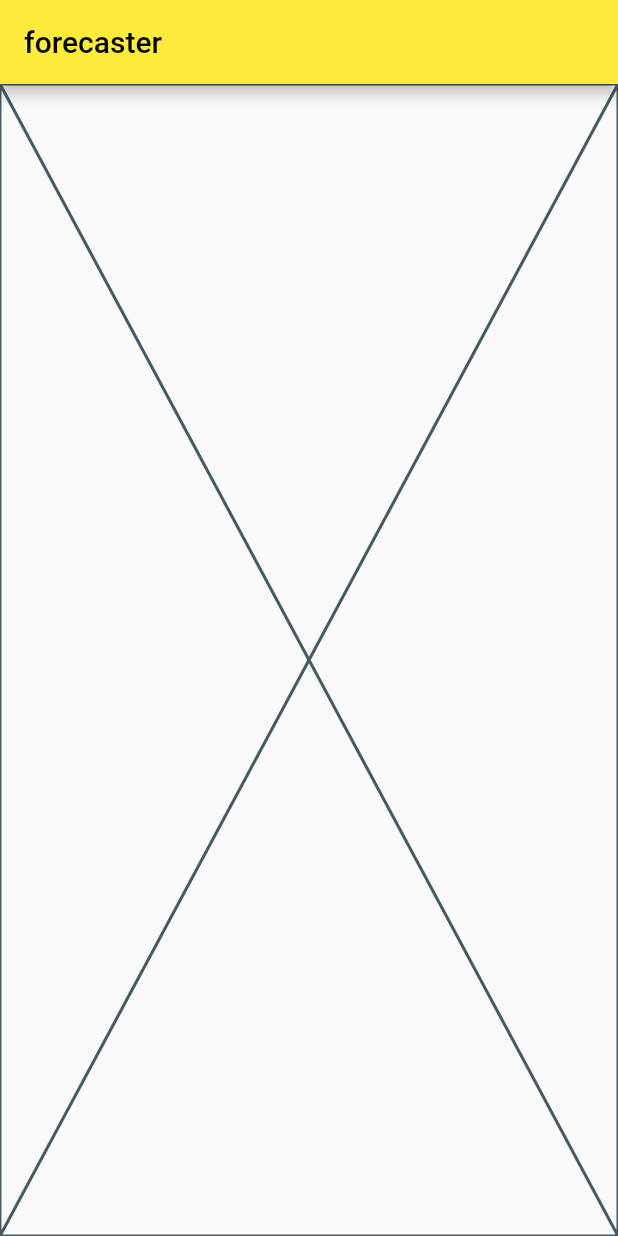
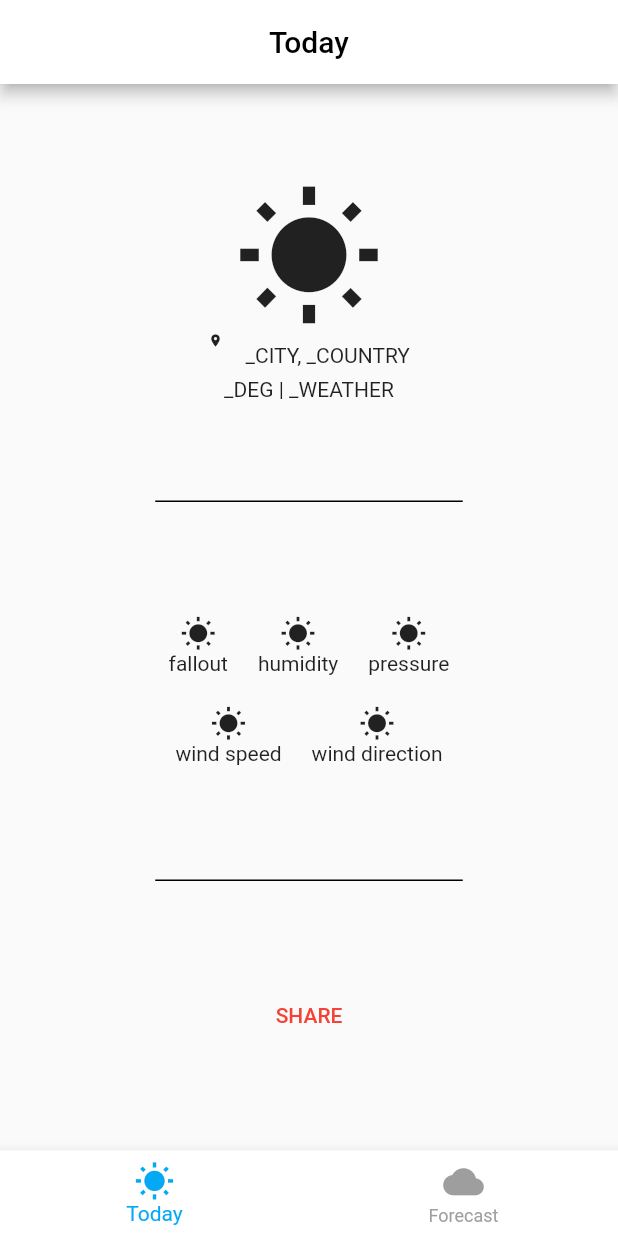
Before and after one commit to leredirect/forecaster_test, a Flutter app: the screen it shows after launch, on a phone screen of 412 x 824 dp. Run offline on Flutter 3.47's test engine with Material 2 defaults, Android fonts, the phone set to English and light mode, and no system bars.

Commit message:
Basic UI & navigation: add BottomNavBar with two screens, add list with days and schedule, add today screen with briefly info and details info.

```diff
--- a/lib/main.dart
+++ b/lib/main.dart
@@ -1,7 +1,6 @@
 import 'package:flutter/cupertino.dart';
 import 'package:flutter/material.dart';
 import 'package:flutter/services.dart';
-import 'package:flutter_bloc/flutter_bloc.dart';
 import 'package:forecaster/screens/home_screen.dart';
 
 
@@ -29,7 +28,7 @@ class _ForecasterAppState extends State<ForecasterApp> {
         },
         debugShowCheckedModeBanner: false,
         theme: ThemeData(
-          primarySwatch: Colors.yellow,
+          primarySwatch: Colors.lightBlue,
           visualDensity: VisualDensity.adaptivePlatformDensity,
         ),
       ),
--- a/lib/screens/home_screen.dart
+++ b/lib/screens/home_screen.dart
@@ -1,4 +1,8 @@
+import 'package:animations/animations.dart';
 import 'package:flutter/material.dart';
+import 'package:forecaster/screens/today_screen.dart';
+
+import 'forecast_screen.dart';
 
 class HomeScreen extends StatefulWidget {
   const HomeScreen({Key? key}) : super(key: key);
@@ -7,14 +11,55 @@ class HomeScreen extends StatefulWidget {
   State<StatefulWidget> createState() => _HomeScreenState();
 }
 
+int _currentIndex = 0;
+
 class _HomeScreenState extends State<HomeScreen> {
   @override
   Widget build(BuildContext context) {
+    List<Widget> _elements = [
+      const TodayScreen(),
+      const ForecastScreen(),
+    ];
+
+    void changeTab(int index) {
+      setState(() {
+        _currentIndex = index;
+      });
+    }
+
     return Scaffold(
-      appBar: AppBar(
-        title: const Text("forecaster"),
+      body: PageTransitionSwitcher(
+        transitionBuilder: (child, primaryAnimation, secondaryAnimation) =>
+            FadeThroughTransition(
+          animation: primaryAnimation,
+          secondaryAnimation: secondaryAnimation,
+          child: child,
+        ),
+        child: _elements.elementAt(_currentIndex),
       ),
-      body: const Placeholder(),
+      bottomNavigationBar: BottomNavigationBar(
+        unselectedItemColor: Colors.grey,
+        backgroundColor: Colors.white,
+        enableFeedback: true,
+        items: const [
+          BottomNavigationBarItem(
+            icon: Icon(
+              Icons.wb_sunny,
+              size: 27,
+            ),
+            label: "Today",
+          ),
+          BottomNavigationBarItem(
+            icon: Icon(
+              Icons.wb_cloudy,
+              size: 27,
+            ),
+            label: "Forecast",
+          )
+        ],
+        currentIndex: _currentIndex,
+        onTap: changeTab,
+      ),
     );
   }
 }
--- /dev/null
+++ b/lib/screens/today_screen.dart
@@ -0,0 +1,56 @@
+
+import 'package:flutter/cupertino.dart';
+import 'package:flutter/material.dart';
+import 'package:forecaster/widgets/today_briefly_widget.dart';
+import 'package:forecaster/widgets/today_details_widget.dart';
+
+class TodayScreen extends StatefulWidget {
+  const TodayScreen({Key? key}) : super(key: key);
+
+  @override
+  State<StatefulWidget> createState() => _TodayScreenState();
+
+}
+
+  class _TodayScreenState extends State<TodayScreen> {
+  @override
+  Widget build(BuildContext context) {
+    return Scaffold(
+      appBar: AppBar(
+        title: const Text("Today"),
+        centerTitle: true,
+        backgroundColor: Colors.white,
+      ),
+      body: Column(
+        crossAxisAlignment: CrossAxisAlignment.center,
+        mainAxisAlignment: MainAxisAlignment.center,
+        children: [
+          Spacer(),
+          const TodayBrieflyWidget(),
+          Spacer(),
+          Container(
+            height: 1,
+            width: MediaQuery.of(context).size.width/2,
+            decoration: BoxDecoration(
+              border: Border.all(color: Colors.black),
+            ),
+          ),
+          Spacer(),
+          TodayDetailsWidget(),
+          Spacer(),
+          Container(
+            height: 1,
+            width: MediaQuery.of(context).size.width/2,
+            decoration: BoxDecoration(
+              border: Border.all(color: Colors.black),
+            ),
+          ),
+          Spacer(),
+          TextButton(onPressed: (){}, child: const Text("SHARE", style: TextStyle(color: Colors.red),)),
+          Spacer(),
+        ],
+      )
+    );
+  }
+
+}
--- /dev/null
+++ b/lib/widgets/today_briefly_widget.dart
@@ -0,0 +1,36 @@
+import 'package:flutter/cupertino.dart';
+import 'package:flutter/material.dart';
+
+class TodayBrieflyWidget extends StatelessWidget {
+  const TodayBrieflyWidget({Key? key}) : super(key: key);
+
+  final int index = 1;
+
+  @override
+  Widget build(BuildContext context) {
+    return Column(
+      crossAxisAlignment: CrossAxisAlignment.center,
+      mainAxisAlignment: MainAxisAlignment.center,
+      children: [
+        const Icon(
+          Icons.wb_sunny_sharp,
+          size: 100,
+        ),
+        Row(
+          crossAxisAlignment: CrossAxisAlignment.center,
+          mainAxisAlignment: MainAxisAlignment.center,
+          children: [
+            Container(
+              margin: EdgeInsets.only(right: 15, bottom: 20),
+                child: Icon(
+              Icons.location_on,
+              size: 10,
+            )),
+            Text("_CITY, _COUNTRY"),
+          ],
+        ),
+        Text("_DEG | _WEATHER"),
+      ],
+    );
+  }
+}
--- /dev/null
+++ b/lib/widgets/today_details_widget.dart
@@ -0,0 +1,75 @@
+import 'package:flutter/cupertino.dart';
+import 'package:flutter/material.dart';
+
+class TodayDetailsWidget extends StatelessWidget {
+  const TodayDetailsWidget({Key? key}) : super(key: key);
+
+  final int index = 1;
+
+  @override
+  Widget build(BuildContext context) {
+    return Column(
+      crossAxisAlignment: CrossAxisAlignment.center,
+      mainAxisAlignment: MainAxisAlignment.center,
+      children: [
+        Row(
+          crossAxisAlignment: CrossAxisAlignment.center,
+          mainAxisAlignment: MainAxisAlignment.center,
+          children: [
+            Container(
+              margin: EdgeInsets.all(10),
+              child: Column(children: const [
+                Icon(
+                  Icons.wb_sunny_sharp,
+                ),
+                Text("fallout"),
+              ]),
+            ),
+            Container(
+                margin: EdgeInsets.all(10),
+              child: Column(children: const [
+                Icon(
+                  Icons.wb_sunny_sharp,
+                ),
+                Text("humidity"),
+              ]),
+            ),
+            Container(
+              margin: EdgeInsets.all(10),
+              child: Column(children: const [
+                Icon(
+                  Icons.wb_sunny_sharp,
+                ),
+                Text("pressure"),
+              ]),
+            ),
+          ],
+        ),
+        Row(
+          crossAxisAlignment: CrossAxisAlignment.center,
+          mainAxisAlignment: MainAxisAlignment.center,
+          children: [
+            Container(
+              margin: EdgeInsets.all(10),
+              child: Column(children: const [
+                Icon(
+                  Icons.wb_sunny_sharp,
+                ),
+                Text("wind speed"),
+              ]),
+            ),
+            Container(
+              margin: EdgeInsets.all(10),
+              child: Column(children: const [
+                Icon(
+                  Icons.wb_sunny_sharp,
+                ),
+                Text("wind direction"),
+              ]),
+            ),
+          ],
+        ),
+      ],
+    );
+  }
+}
--- a/pubspec.yaml
+++ b/pubspec.yaml
@@ -14,6 +14,7 @@ dependencies:
 
   cupertino_icons: ^1.0.2
   flutter_bloc: ^7.3.0
+  animations: ^2.0.1
 
 dev_dependencies:
   flutter_test:
```
Also changed, not shown: lib/screens/forecast_screen.dart (added, +24 -0 lines), lib/widgets/day_schedule_list_widget.dart (added, +44 -0 lines), lib/widgets/weather_in_hour_widget.dart (added, +34 -0 lines), pubspec.lock.
